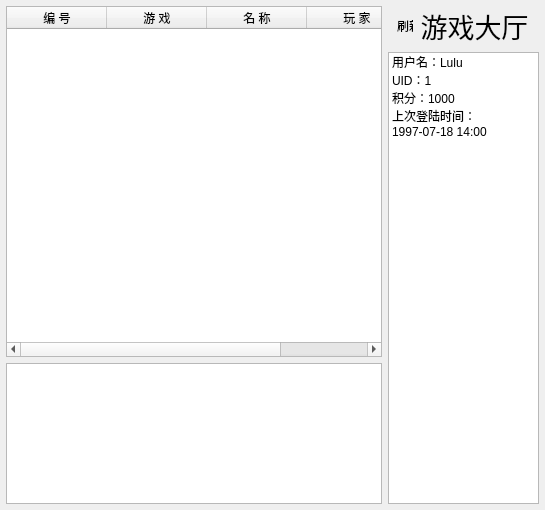
Qt form Lobby/mainwindow.ui (BadFishy/LGVS-Client) before a commit.
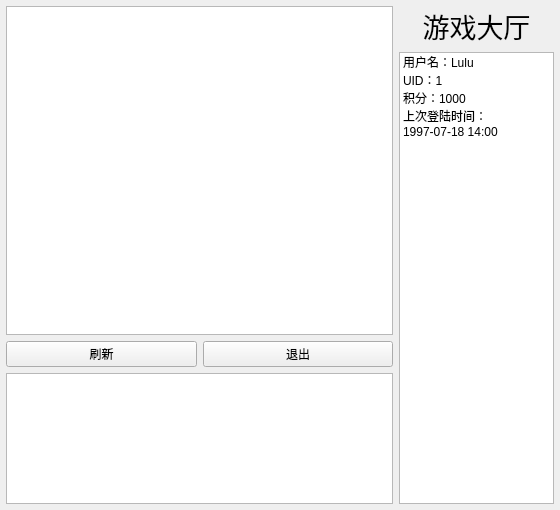
The same form after that commit. Custom widgets are drawn as their Qt base class.

What changed in the file:
```diff
--- a/Lobby/mainwindow.ui
+++ b/Lobby/mainwindow.ui
@@ -6,13 +6,13 @@
    <rect>
     <x>0</x>
     <y>0</y>
-    <width>545</width>
+    <width>560</width>
     <height>510</height>
    </rect>
   </property>
   <property name="minimumSize">
    <size>
-    <width>545</width>
+    <width>560</width>
     <height>200</height>
    </size>
   </property>
@@ -34,7 +34,7 @@
      <number>6</number>
     </property>
     <item>
-     <layout class="QVBoxLayout" name="labby" stretch="5,2">
+     <layout class="QVBoxLayout" name="labby" stretch="5,0,2">
       <property name="rightMargin">
        <number>0</number>
       </property>
@@ -42,7 +42,7 @@
        <widget class="QTableWidget" name="games">
         <property name="minimumSize">
          <size>
-          <width>340</width>
+          <width>350</width>
           <height>200</height>
          </size>
         </property>
@@ -52,33 +52,31 @@
           <height>16777215</height>
          </size>
         </property>
-        <column>
-         <property name="text">
-          <string>编 号</string>
-         </property>
-        </column>
-        <column>
-         <property name="text">
-          <string>游 戏</string>
-         </property>
-        </column>
-        <column>
-         <property name="text">
-          <string>             名 称             </string>
-         </property>
-        </column>
-        <column>
-         <property name="text">
-          <string>      玩 家      </string>
-         </property>
-        </column>
        </widget>
       </item>
+      <item>
+       <layout class="QHBoxLayout" name="tools">
+        <item>
+         <widget class="QPushButton" name="F5">
+          <property name="text">
+           <string>刷新</string>
+          </property>
+         </widget>
+        </item>
+        <item>
+         <widget class="QPushButton" name="BAK">
+          <property name="text">
+           <string>退出</string>
+          </property>
+         </widget>
+        </item>
+       </layout>
+      </item>
       <item>
        <widget class="QTextEdit" name="message">
         <property name="minimumSize">
          <size>
-          <width>340</width>
+          <width>350</width>
           <height>80</height>
          </size>
         </property>
@@ -95,35 +93,13 @@
        <number>0</number>
       </property>
       <item>
-       <layout class="QHBoxLayout" name="top" stretch="0,0">
+       <layout class="QHBoxLayout" name="top" stretch="0">
         <property name="leftMargin">
          <number>9</number>
         </property>
         <property name="rightMargin">
          <number>9</number>
         </property>
-        <item>
-         <widget class="ClickableLabel" name="F5">
-          <property name="minimumSize">
-           <size>
-            <width>16</width>
-            <height>16</height>
-           </size>
-          </property>
-          <property name="maximumSize">
-           <size>
-            <width>16</width>
-            <height>16</height>
-           </size>
-          </property>
-          <property name="text">
-           <string>刷新</string>
-          </property>
-          <property name="alignment">
-           <set>Qt::AlignLeading|Qt::AlignLeft|Qt::AlignVCenter</set>
-          </property>
-         </widget>
-        </item>
         <item>
          <widget class="QLabel" name="title">
           <property name="sizeIncrement">
@@ -204,17 +180,6 @@
   </widget>
  </widget>
  <layoutdefault spacing="6" margin="11"/>
- <customwidgets>
-  <customwidget>
-   <class>ClickableLabel</class>
-   <extends>QLabel</extends>
-   <header location="global">clickablelabel.h</header>
-   <slots>
-    <signal>clicked()</signal>
-    <slot>onClicked()</slot>
-   </slots>
-  </customwidget>
- </customwidgets>
  <resources/>
  <connections/>
 </ui>
```
